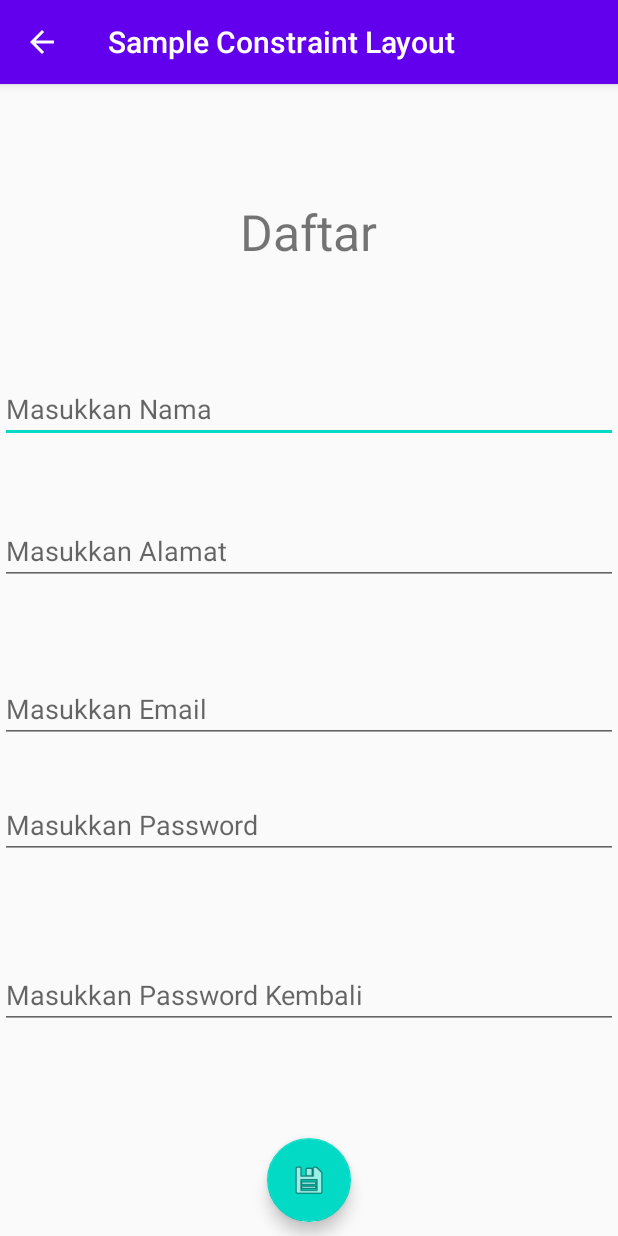
After one commit to mmiqdad11/SampleConstraintLayout, an Android app: the formPendaftaran screen opened directly, with no data from a screen before it, on a phone screen of 412 x 824 dp. The commit adds this screen. Run offline under Robolectric (Android 15) with nearby library versions, the phone set to English and light mode, and no system bars; 1 statement that could not run was skipped.

Commit message:
add new activity form daftar

```diff
--- a/app/build.gradle
+++ b/app/build.gradle
@@ -31,4 +31,5 @@ dependencies {
     testImplementation 'junit:junit:4.12'
     androidTestImplementation 'androidx.test.ext:junit:1.1.1'
     androidTestImplementation 'androidx.test.espresso:espresso-core:3.2.0'
+    implementation 'com.google.android.material:material:1.3.0'
 }
--- a/app/src/main/AndroidManifest.xml
+++ b/app/src/main/AndroidManifest.xml
@@ -9,10 +9,12 @@
         android:roundIcon="@mipmap/ic_launcher_round"
         android:supportsRtl="true"
         android:theme="@style/AppTheme">
-        <activity android:name=".ActivityHasil"
-            android:parentActivityName=".MainActivity"
-            android:label="@string/label2"></activity>
-
+        <activity android:name=".formPendaftaran"
+            android:parentActivityName=".MainActivity"></activity>
+        <activity
+            android:name=".ActivityHasil"
+            android:label="@string/label2"
+            android:parentActivityName=".MainActivity" />
         <activity android:name=".MainActivity">
             <intent-filter>
                 <action android:name="android.intent.action.MAIN" />
--- a/app/src/main/java/com/example/sampleconstraintlayout/MainActivity.java
+++ b/app/src/main/java/com/example/sampleconstraintlayout/MainActivity.java
@@ -1,10 +1,13 @@
 package com.example.sampleconstraintlayout;
 
+import androidx.annotation.NonNull;
 import androidx.appcompat.app.AppCompatActivity;
 
 
 import android.content.Intent;
 import android.os.Bundle;
+import android.view.Menu;
+import android.view.MenuItem;
 import android.view.View;
 import android.widget.Button;
 import android.widget.EditText;
@@ -17,6 +20,22 @@ public class MainActivity extends AppCompatActivity {
     EditText edemail, edpassword;
 
     String nama, password;
+
+    @Override
+    public boolean onOptionsItemSelected(@NonNull MenuItem item) {
+
+        if (item.getItemId() == R.id.mnDaftar) {
+            Intent i = new Intent(getApplicationContext(), formPendaftaran.class);
+            startActivity(i);
+        }
+        return super.onOptionsItemSelected(item);
+    }
+
+    @Override
+    public boolean onCreateOptionsMenu(Menu menu) {
+        getMenuInflater().inflate(R.menu.menu, menu);
+        return super.onCreateOptionsMenu(menu);
+    }
 
     @Override
     protected void onCreate(Bundle savedInstanceState) {
--- /dev/null
+++ b/app/src/main/java/com/example/sampleconstraintlayout/formPendaftaran.java
@@ -0,0 +1,50 @@
+package com.example.sampleconstraintlayout;
+
+import androidx.appcompat.app.AppCompatActivity;
+
+import android.content.Intent;
+import android.os.Bundle;
+import android.view.View;
+import android.widget.EditText;
+import android.widget.Toast;
+
+import com.google.android.material.floatingactionbutton.FloatingActionButton;
+import com.google.android.material.snackbar.Snackbar;
+
+public class formPendaftaran extends AppCompatActivity {
+
+
+    EditText edtNama, edtAlamat, edtEmail, edtPassword, edtrepass;
+    FloatingActionButton fab;
+    @Override
+    protected void onCreate(Bundle savedInstanceState) {
+        super.onCreate(savedInstanceState);
+        setContentView(R.layout.activity_form_pendaftaran);
+
+        fab.setOnClickListener(new View.OnClickListener() {
+            @Override
+            public void onClick(View view) {
+                if (edtNama.getText().toString().isEmpty() ||
+                        edtAlamat.getText().toString().isEmpty() ||
+                        edtEmail.getText().toString().isEmpty() ||
+                        edtPassword.getText().toString().isEmpty() ||
+                        edtrepass.getText().toString().isEmpty()
+                ) {
+                    Snackbar.make(view, "Wajib isi seluruh data", Snackbar.LENGTH_LONG).show();
+                }
+                else {
+                    if (edtPassword.getText().toString().equals(edtrepass.getText().toString())) {
+                        Toast.makeText(getApplicationContext(), "Pendaftaran Berhasil",Toast.LENGTH_LONG).show();
+
+                        Intent i = new Intent(getApplicationContext(), MainActivity.class);
+                        startActivity(i);
+                    }
+                    else {
+                        Snackbar.make(view, "Password dan Repassword harus sama", Snackbar.LENGTH_LONG).show();
+                    }
+                }
+            }
+        });
+
+    }
+}
--- /dev/null
+++ b/app/src/main/res/layout/activity_form_pendaftaran.xml
@@ -0,0 +1,106 @@
+<?xml version="1.0" encoding="utf-8"?>
+<androidx.constraintlayout.widget.ConstraintLayout xmlns:android="http://schemas.android.com/apk/res/android"
+    xmlns:app="http://schemas.android.com/apk/res-auto"
+    xmlns:tools="http://schemas.android.com/tools"
+    android:layout_width="match_parent"
+    android:layout_height="match_parent"
+    tools:context=".formPendaftaran">
+
+    <TextView
+        android:id="@+id/textView3"
+        android:layout_width="wrap_content"
+        android:layout_height="wrap_content"
+        android:text="@string/Idaftar"
+        android:textSize="15pt"
+        app:layout_constraintBottom_toBottomOf="parent"
+        app:layout_constraintEnd_toEndOf="parent"
+        app:layout_constraintHorizontal_bias="0.498"
+        app:layout_constraintStart_toStartOf="parent"
+        app:layout_constraintTop_toTopOf="parent"
+        app:layout_constraintVertical_bias="0.105" />
+
+    <EditText
+        android:id="@+id/edNama"
+        android:layout_width="match_parent"
+        android:layout_height="wrap_content"
+        android:layout_marginTop="28dp"
+        android:ems="10"
+        android:hint="@string/enama"
+        android:inputType="textEmailAddress"
+        app:layout_constraintBottom_toBottomOf="parent"
+        app:layout_constraintEnd_toEndOf="parent"
+        app:layout_constraintStart_toStartOf="parent"
+        app:layout_constraintTop_toBottomOf="@+id/textView3"
+        app:layout_constraintVertical_bias="0.079" />
+
+    <EditText
+        android:id="@+id/edAlamat"
+        android:layout_width="match_parent"
+        android:layout_height="wrap_content"
+        android:layout_marginTop="63dp"
+        android:ems="10"
+        android:hint="@string/ealamat"
+        android:inputType="textMultiLine"
+        app:layout_constraintBottom_toBottomOf="parent"
+        app:layout_constraintEnd_toEndOf="parent"
+        app:layout_constraintHorizontal_bias="0.0"
+        app:layout_constraintStart_toStartOf="parent"
+        app:layout_constraintTop_toTopOf="@+id/edNama"
+        app:layout_constraintVertical_bias="0.068" />
+
+    <EditText
+        android:id="@+id/edEmail"
+        android:layout_width="match_parent"
+        android:layout_height="wrap_content"
+        android:layout_marginTop="60dp"
+        android:ems="10"
+        android:hint="@string/eemail"
+        android:inputType="textEmailAddress"
+        app:layout_constraintBottom_toBottomOf="parent"
+        app:layout_constraintEnd_toEndOf="parent"
+        app:layout_constraintStart_toStartOf="parent"
+        app:layout_constraintTop_toBottomOf="@+id/edAlamat"
+        app:layout_constraintVertical_bias="0.0" />
+
+    <EditText
+        android:id="@+id/edPass"
+        android:layout_width="match_parent"
+        android:layout_height="wrap_content"
+        android:ems="10"
+        android:hint="@string/epass"
+        android:inputType="textPassword"
+        app:layout_constraintBottom_toBottomOf="parent"
+        app:layout_constraintEnd_toEndOf="parent"
+        app:layout_constraintStart_toStartOf="parent"
+        app:layout_constraintTop_toBottomOf="@+id/edEmail"
+        app:layout_constraintVertical_bias="0.112" />
+
+    <EditText
+        android:id="@+id/edRepas"
+        android:layout_width="match_parent"
+        android:layout_height="wrap_content"
+        android:layout_marginTop="56dp"
+        android:ems="10"
+        android:hint="@string/erepass"
+        android:inputType="textPassword"
+        app:layout_constraintBottom_toBottomOf="parent"
+        app:layout_constraintEnd_toEndOf="parent"
+        app:layout_constraintStart_toStartOf="parent"
+        app:layout_constraintTop_toBottomOf="@+id/edPass"
+        app:layout_constraintVertical_bias="0.079" />
+
+    <com.google.android.material.floatingactionbutton.FloatingActionButton
+        android:id="@+id/fabSimpan"
+        android:layout_width="wrap_content"
+        android:layout_height="wrap_content"
+        android:clickable="true"
+        app:srcCompat="@android:drawable/ic_menu_save"
+        tools:layout_editor_absoluteX="340dp"
+        tools:layout_editor_absoluteY="651dp"
+        tools:ignore="MissingConstraints"
+        app:layout_constraintTop_toBottomOf="@+id/edRepas"
+        app:layout_constraintBottom_toBottomOf="parent"
+        app:layout_constraintEnd_toEndOf="parent"
+        app:layout_constraintStart_toStartOf="parent"
+        app:layout_constraintVertical_bias="0.887"/>
+</androidx.constraintlayout.widget.ConstraintLayout>
--- /dev/null
+++ b/app/src/main/res/menu/menu.xml
@@ -0,0 +1,8 @@
+<?xml version="1.0" encoding="utf-8"?>
+<menu xmlns:app="http://schemas.android.com/apk/res-auto"
+    xmlns:android="http://schemas.android.com/apk/res/android">
+
+    <item
+        android:id="@+id/mnDaftar"
+        android:title="@string/mDaftar" />
+</menu>
--- a/app/src/main/res/values/strings.xml
+++ b/app/src/main/res/values/strings.xml
@@ -8,5 +8,12 @@
     <string name="txemail">Ini hasil Email</string>
     <string name="txpassword">Ini hasil Password</string>
     <string name="label2">Login Berhasil</string>
+    <string name="mDaftar">Pendaftaran</string>
+    <string name="Idaftar">Daftar</string>
+    <string name="enama">Masukkan Nama</string>
+    <string name="eemail">Masukkan Email</string>
+    <string name="epass">Masukkan Password</string>
+    <string name="erepass">Masukkan Password Kembali</string>
+    <string name="ealamat">Masukkan Alamat</string>
 
 </resources>
```
